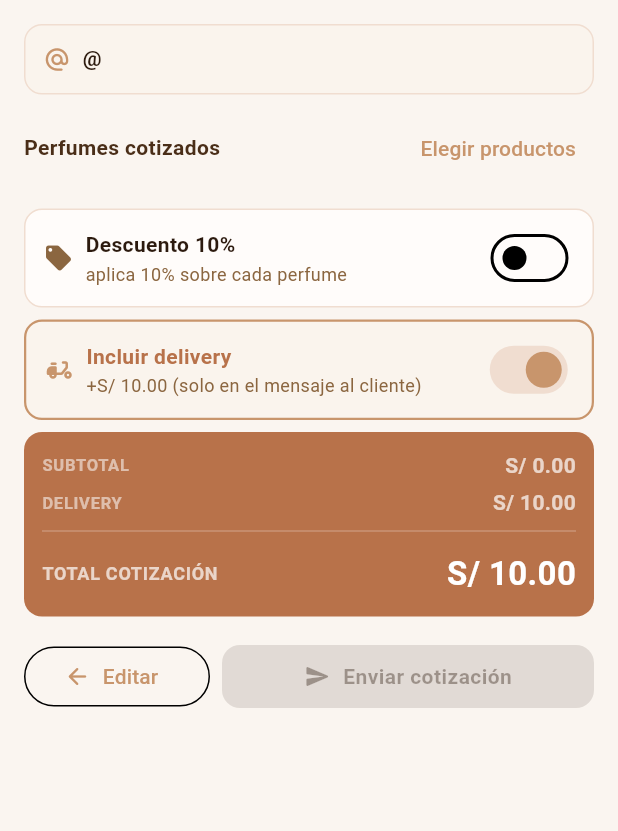
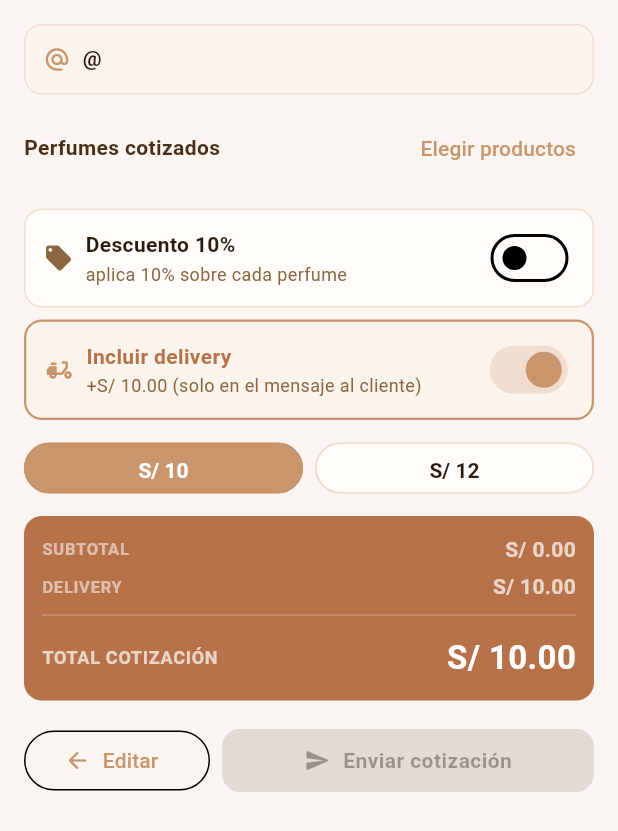
Before and after one commit to jersonrg1-hub/App_Perfumes, a Flutter app: the _Paso3 widget shown alone on an empty page, opened directly with empty values, after a tap on "Elegir productos", after a tap on "Listo", after a tap on "Incluir delivery", on a phone screen of 412 x 824 dp. Shown: the top 831 px of the screen. Run offline on Flutter 3.47's test engine with Material 3 defaults, Android fonts, the phone set to English and light mode, and no system bars; our stand-ins replace cached_network_image, dio, flutter_cache_manager, flutter_riverpod, freezed_annotation, go_router and 3 more; missing offline and left inert: android_intent_plus, dio_cache_interceptor, dio_cache_interceptor_file_store, flutter_displaymode; accounts and stored records are empty; network calls fail.

Commit message:
feat(flutter): delivery de S/ 10 o S/ 12 en nueva cotizacion
Al activar el delivery aparecen chips S/ 10 | S/ 12 (default 10). El monto
elegido se refleja en el resumen, el recibo y el mensaje de WhatsApp.
El total guardado en Sheets sigue sin incluir delivery.

Co-Authored-By: Claude Opus 5.5 <noreply@anthropic.com>

```diff
--- a/perfuteca_flutter/lib/features/cotizaciones/providers/nueva_cotizacion_provider.dart
+++ b/perfuteca_flutter/lib/features/cotizaciones/providers/nueva_cotizacion_provider.dart
@@ -20,6 +20,7 @@ class NuevaCotizacionState {
     this.alias               = '',
     this.cesta               = const [],
     this.conDelivery         = false,
+    this.montoDelivery       = 10.0,
     this.indicesConDescuento = const {},
     this.registrando         = false,
     this.registrada,
@@ -33,12 +34,16 @@ class NuevaCotizacionState {
   final String                alias;
   final List<ItemCesta>       cesta;
   final bool                  conDelivery;
+  // Monto elegido entre opcionesDelivery — solo cuenta si conDelivery.
+  final double                montoDelivery;
   final Set<int>               indicesConDescuento;
   final bool                  registrando;
   final CotizacionRegistrada? registrada;
   final String?               error;
 
-  static const double costoDelivery = 10.0;
+  static const List<double> opcionesDelivery = [10.0, 12.0];
+
+  double get costoDelivery => conDelivery ? montoDelivery : 0;
 
   // Items que admiten descuento (excluye completos — precio fijo de lista).
   int get _itemsElegibles => cesta.where((i) => !i.esCompleto).length;
@@ -78,7 +83,7 @@ class NuevaCotizacionState {
   double get total => subtotalDescuento;
 
   // Backward-compat: totalConDelivery uses discounted base
-  double get totalConDelivery => subtotalDescuento + (conDelivery ? costoDelivery : 0);
+  double get totalConDelivery => subtotalDescuento + costoDelivery;
 
   bool get paso1Valido => modo == 'celular'
       ? esCelularPeruValido(celular)
@@ -92,6 +97,7 @@ class NuevaCotizacionState {
     String?               alias,
     List<ItemCesta>?      cesta,
     bool?                 conDelivery,
+    double?               montoDelivery,
     Set<int>?             indicesConDescuento,
     bool?                 registrando,
     CotizacionRegistrada? registrada,
@@ -105,6 +111,7 @@ class NuevaCotizacionState {
     alias:               alias               ?? this.alias,
     cesta:               cesta               ?? this.cesta,
     conDelivery:         conDelivery         ?? this.conDelivery,
+    montoDelivery:       montoDelivery       ?? this.montoDelivery,
     indicesConDescuento: indicesConDescuento ?? this.indicesConDescuento,
     registrando:         registrando         ?? this.registrando,
     registrada:          clearRegistrada ? null : (registrada ?? this.registrada),
@@ -147,6 +154,10 @@ class NuevaCotizacionNotifier extends Notifier<NuevaCotizacionState> {
     }
   }
   void toggleDelivery()        => state = state.copyWith(conDelivery: !state.conDelivery);
+
+  // Elegir un monto implica querer delivery — se activa si estaba apagado.
+  void setMontoDelivery(double monto) =>
+      state = state.copyWith(conDelivery: true, montoDelivery: monto);
 
   // Shortcut "seleccionar todos": si ya estan todos seleccionados, limpia; si no, selecciona todos.
   // Los completos nunca entran — precio fijo de lista, no admite descuento por ítem.
--- a/perfuteca_flutter/lib/features/cotizaciones/screens/nueva_cotizacion_screen.dart
+++ b/perfuteca_flutter/lib/features/cotizaciones/screens/nueva_cotizacion_screen.dart
@@ -137,8 +137,8 @@ class _NuevaCotizacionScreenState
                           .select((s) => s.totalConDelivery)),
                       cesta: ref.watch(
                           nuevaCotizacionProvider.select((s) => s.cesta)),
-                      conDelivery: ref.watch(nuevaCotizacionProvider
-                          .select((s) => s.conDelivery)),
+                      costoDelivery: ref.watch(nuevaCotizacionProvider
+                          .select((s) => s.costoDelivery)),
                       indicesConDescuento: ref.watch(nuevaCotizacionProvider
                           .select((s) => s.indicesConDescuento)),
                       onNueva:      () {
@@ -1147,6 +1147,7 @@ class _Paso3State extends ConsumerState<_Paso3> {
     final algunDescuento       = ref.watch(nuevaCotizacionProvider.select((s) => s.algunDescuento));
     final ahorro                = ref.watch(nuevaCotizacionProvider.select((s) => s.ahorro));
     final conDelivery          = ref.watch(nuevaCotizacionProvider.select((s) => s.conDelivery));
+    final montoDelivery        = ref.watch(nuevaCotizacionProvider.select((s) => s.montoDelivery));
     final subtotalOriginal    = ref.watch(nuevaCotizacionProvider.select((s) => s.subtotalOriginal));
     final subtotal              = ref.watch(nuevaCotizacionProvider.select((s) => s.subtotal));
     final totalConDelivery    = ref.watch(nuevaCotizacionProvider.select((s) => s.totalConDelivery));
@@ -1443,7 +1444,7 @@ class _Paso3State extends ConsumerState<_Paso3> {
                           ),
                         ),
                         Text(
-                          '+S/ 10.00 (solo en el mensaje al cliente)',
+                          '+S/ ${montoDelivery.toStringAsFixed(2)} (solo en el mensaje al cliente)',
                           style: AppTextStyles.bodySmall.copyWith(
                               color: AppColors.textMuted),
                         ),
@@ -1462,6 +1463,61 @@ class _Paso3State extends ConsumerState<_Paso3> {
               ),         // InkWell
             ),           // ClipRRect
           ),             // AnimatedContainer
+
+          // Monto del delivery — solo visible con delivery activo
+          AnimatedSize(
+            duration: _kNormal,
+            curve: Curves.easeOutCubic,
+            alignment: Alignment.topCenter,
+            child: conDelivery
+                ? Padding(
+                    padding: const EdgeInsets.only(top: AppSpacing.sm),
+                    child: Row(
+                      children: [
+                        for (final monto
+                            in NuevaCotizacionState.opcionesDelivery) ...[
+                          if (monto != NuevaCotizacionState.opcionesDelivery.first)
+                            const SizedBox(width: AppSpacing.sm),
+                          Expanded(
+                            child: ChoiceChip(
+                              label: SizedBox(
+                                width: double.infinity,
+                                child: Text(
+                                  'S/ ${monto.toStringAsFixed(0)}',
+                                  textAlign: TextAlign.center,
+                                ),
+                              ),
+                              selected: montoDelivery == monto,
+                              onSelected: (_) {
+                                HapticFeedback.selectionClick();
+                                notifier.setMontoDelivery(monto);
+                              },
+                              showCheckmark: false,
+                              selectedColor: AppColors.primary,
+                              backgroundColor: AppColors.surface,
+                              labelStyle: AppTextStyles.body.copyWith(
+                                fontWeight: FontWeight.w700,
+                                color: montoDelivery == monto
+                                    ? Colors.white
+                                    : AppColors.textPrimary,
+                              ),
+                              side: BorderSide(
+                                color: montoDelivery == monto
+                                    ? AppColors.primary
+                                    : AppColors.primaryLight,
+                              ),
+                              shape: RoundedRectangleBorder(
+                                borderRadius: BorderRadius.circular(
+                                    AppSpacing.radiusXxl),
+                              ),
+                            ),
+                          ),
+                        ],
+                      ],
+                    ),
+                  )
+                : const SizedBox(width: double.infinity),
+          ),
 
           const SizedBox(height: AppSpacing.sm),
 
@@ -1536,10 +1592,10 @@ class _Paso3State extends ConsumerState<_Paso3> {
                 ],
                 if (conDelivery) ...[
                   const SizedBox(height: 4),
-                  const Row(
+                  Row(
                     mainAxisAlignment: MainAxisAlignment.spaceBetween,
                     children: [
-                      Text(
+                      const Text(
                         'DELIVERY',
                         style: TextStyle(
                           color: Colors.white54,
@@ -1549,8 +1605,8 @@ class _Paso3State extends ConsumerState<_Paso3> {
                         ),
                       ),
                       Text(
-                        'S/ 10.00',
-                        style: TextStyle(
+                        'S/ ${montoDelivery.toStringAsFixed(2)}',
+                        style: const TextStyle(
                           color: Colors.white70,
                           fontSize: 14,
                           fontWeight: FontWeight.w600,
@@ -1699,7 +1755,7 @@ class _TicketExito extends StatefulWidget {
     required this.alias,
     required this.total,
     required this.cesta,
-    required this.conDelivery,
+    required this.costoDelivery,
     required this.indicesConDescuento,
     required this.onNueva,
   });
@@ -1708,7 +1764,8 @@ class _TicketExito extends StatefulWidget {
   final String?         alias;
   final double          total;
   final List<ItemCesta> cesta;
-  final bool            conDelivery;
+  // 0 = sin delivery
+  final double          costoDelivery;
   final Set<int>        indicesConDescuento;
   final VoidCallback    onNueva;
 
@@ -1761,7 +1818,9 @@ class _TicketExitoState extends State<_TicketExito>
     final descuentoLine = widget.indicesConDescuento.isNotEmpty
         ? '🎉 *Descuento 10%* — ahorras S/ ${ahorroTotal.toStringAsFixed(2)}\n'
         : '';
-    final deliveryLine = widget.conDelivery ? '🛵 Delivery: +S/ 10.00\n' : '';
+    final deliveryLine = widget.costoDelivery > 0
+        ? '🛵 Delivery: +S/ ${widget.costoDelivery.toStringAsFixed(2)}\n'
+        : '';
     final texto =
         '✨ *Tu cotización — Perfuteca* ✨\n$sep\n\n'
         '${bloques.join('\n\n')}\n\n'
@@ -1822,7 +1881,7 @@ class _TicketExitoState extends State<_TicketExito>
               celular:      widget.celular,
               alias:        widget.alias,
               cesta:        widget.cesta,
-              conDelivery:  widget.conDelivery,
+              costoDelivery: widget.costoDelivery,
               total:        widget.total,
               indicesConDescuento: widget.indicesConDescuento,
             ),
@@ -2027,7 +2086,7 @@ class _ReceiptCard extends StatelessWidget {
     required this.celular,
     this.alias,
     required this.cesta,
-    required this.conDelivery,
+    required this.costoDelivery,
     required this.total,
     this.indicesConDescuento = const {},
   });
@@ -2035,7 +2094,8 @@ class _ReceiptCard extends StatelessWidget {
   final String          celular;
   final String?         alias;
   final List<ItemCesta> cesta;
-  final bool            conDelivery;
+  // 0 = sin delivery
+  final double          costoDelivery;
   final double          total;
   final Set<int>        indicesConDescuento;
 
@@ -2171,15 +2231,15 @@ class _ReceiptCard extends StatelessWidget {
                   ),
                   );
                 }),
-                if (conDelivery)
-                  const Padding(
-                    padding: EdgeInsets.only(bottom: 5),
+                if (costoDelivery > 0)
+                  Padding(
+                    padding: const EdgeInsets.only(bottom: 5),
                     child: Row(
                       children: [
-                        Icon(Icons.delivery_dining_rounded,
+                        const Icon(Icons.delivery_dining_rounded,
                             size: 10, color: AppColors.textMuted),
-                        SizedBox(width: 5),
-                        Expanded(
+                        const SizedBox(width: 5),
+                        const Expanded(
                           child: Text(
                             'Delivery',
                             style: TextStyle(
@@ -2190,8 +2250,8 @@ class _ReceiptCard extends StatelessWidget {
                           ),
                         ),
                         Text(
-                          '+ S/ 10.00',
-                          style: TextStyle(
+                          '+ S/ ${costoDelivery.toStringAsFixed(2)}',
+                          style: const TextStyle(
                             fontSize: 12,
                             fontWeight: FontWeight.w600,
                             color: AppColors.textMuted,
```
Also changed, not shown: 1 other file.
